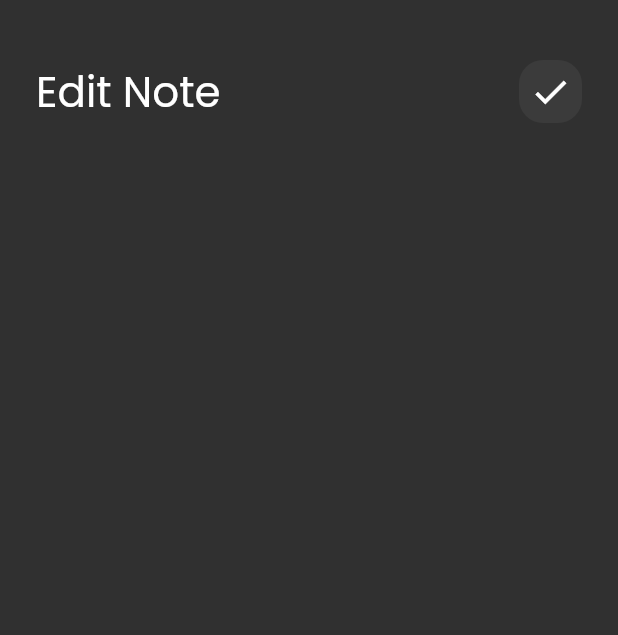
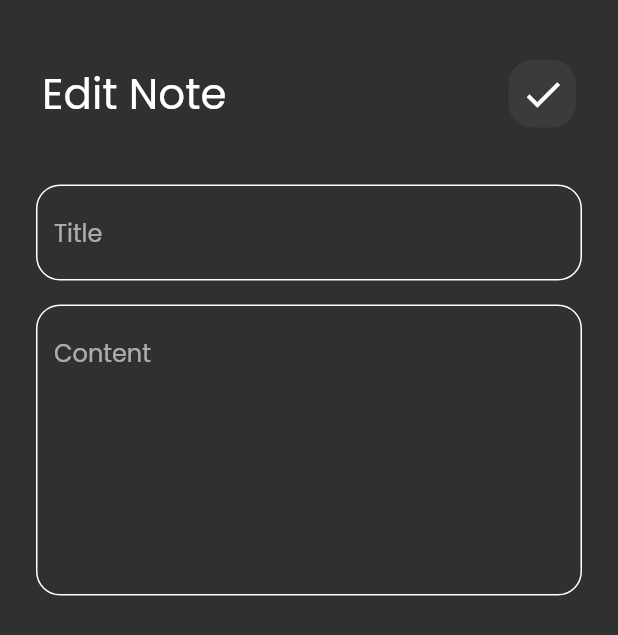
Before and after one commit to Mohamed11Rshad/Notes, a Flutter app: the EditNoteView screen opened directly, on a phone screen of 412 x 824 dp. Shown: the top 635 px of the screen. Run offline on Flutter 3.47's test engine with Material 3 defaults, Android fonts, the phone set to English and light mode, and no system bars.

Commit message:
finish edit note view UI

```diff
--- a/lib/views/widgets/custom_icon.dart
+++ b/lib/views/widgets/custom_icon.dart
@@ -7,16 +7,19 @@ class CustomIcon extends StatelessWidget {
   @override
   Widget build(BuildContext context) {
     return Container(
-      height: 42,
-      width: 42,
+      height: 45,
+      width: 45,
       decoration: BoxDecoration(
         color: Colors.white.withOpacity(0.05),
         borderRadius: BorderRadius.circular(16),
       ),
       child: Center(
-        child: Icon(
-          icon,
-          size: 28,
+        child: IconButton(
+          icon: Icon(
+            icon,
+            size: 30,
+          ),
+          onPressed: () {},
         ),
       ),
     );
--- a/lib/views/widgets/custtom_app_bar.dart
+++ b/lib/views/widgets/custtom_app_bar.dart
@@ -11,6 +11,8 @@ class CustomAppBar extends StatelessWidget {
     return Padding(
       padding: const EdgeInsets.only(
         bottom: 8.0,
+        left: 4,
+        right: 4,
       ),
       child: Row(
         children: [
--- a/lib/views/widgets/edit_note_view_body.dart
+++ b/lib/views/widgets/edit_note_view_body.dart
@@ -1,4 +1,5 @@
 import 'package:flutter/material.dart';
+import 'package:notes/views/widgets/custom_text_field.dart';
 import 'package:notes/views/widgets/custtom_app_bar.dart';
 
 class EditNoteViewBody extends StatelessWidget {
@@ -19,6 +20,17 @@ class EditNoteViewBody extends StatelessWidget {
             title: 'Edit Note',
             icon: Icons.check,
           ),
+          SizedBox(
+            height: 30,
+          ),
+          CustomTextField(hintText: "Title"),
+          SizedBox(
+            height: 16,
+          ),
+          CustomTextField(
+            hintText: "Content",
+            maxLines: 7,
+          ),
         ],
       ),
     );
```
